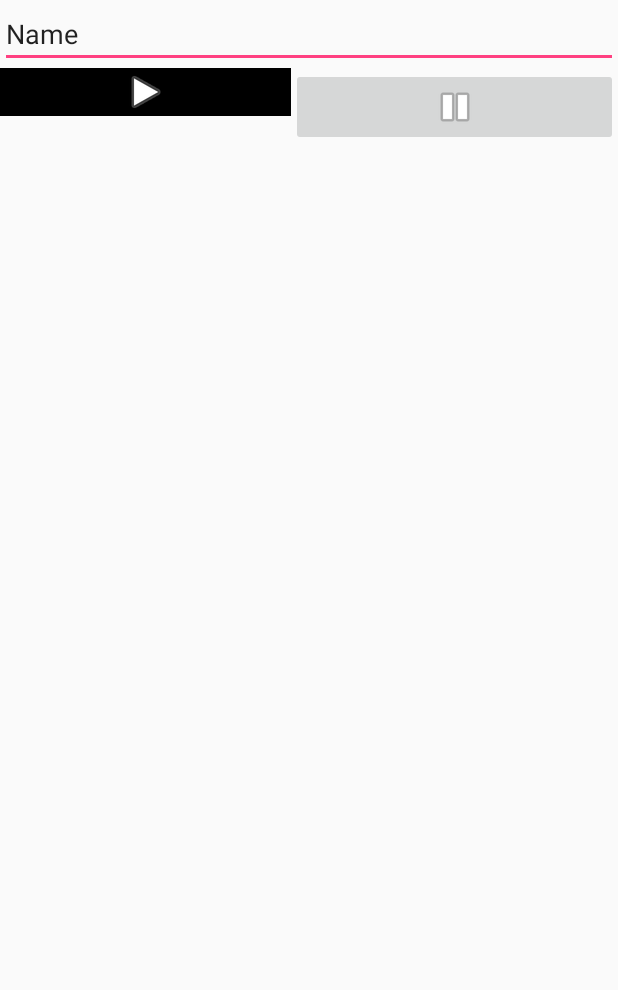
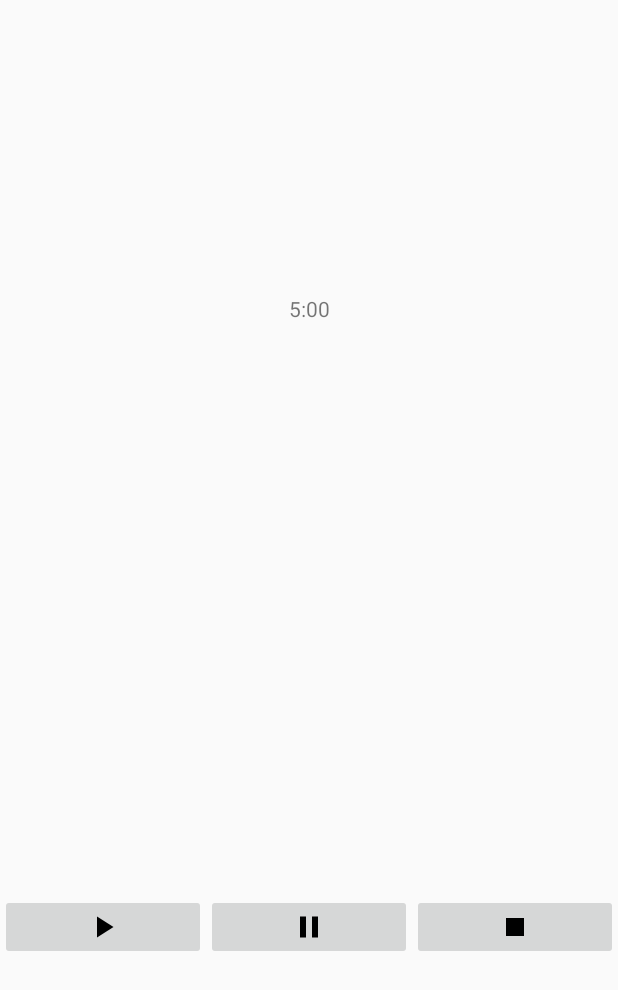
Before and after one commit to ManuJS/DojoTime, an Android app: the layout layout_time_principal.xml on its own in the app's theme, with its tools: preview values and no code run, on a phone screen of 412 x 824 dp. Shown: the top 990 px of the screen. Run offline under Robolectric (Android 15) with nearby library versions, the phone set to English and light mode, and no system bars.

Commit message:
Created vectors for timer layout

```diff
--- /dev/null
+++ b/app/src/main/res/drawable/ic_pause_black_24dp.xml
@@ -0,0 +1,9 @@
+<vector xmlns:android="http://schemas.android.com/apk/res/android"
+        android:width="24dp"
+        android:height="24dp"
+        android:viewportWidth="24.0"
+        android:viewportHeight="24.0">
+    <path
+        android:fillColor="#FF000000"
+        android:pathData="M6,19h4L10,5L6,5v14zM14,5v14h4L18,5h-4z"/>
+</vector>
--- /dev/null
+++ b/app/src/main/res/drawable/ic_play_arrow_black_24dp.xml
@@ -0,0 +1,9 @@
+<vector xmlns:android="http://schemas.android.com/apk/res/android"
+        android:width="24dp"
+        android:height="24dp"
+        android:viewportWidth="24.0"
+        android:viewportHeight="24.0">
+    <path
+        android:fillColor="#FF000000"
+        android:pathData="M8,5v14l11,-7z"/>
+</vector>
--- /dev/null
+++ b/app/src/main/res/drawable/ic_stop_black_24dp.xml
@@ -0,0 +1,9 @@
+<vector xmlns:android="http://schemas.android.com/apk/res/android"
+        android:width="24dp"
+        android:height="24dp"
+        android:viewportWidth="24.0"
+        android:viewportHeight="24.0">
+    <path
+        android:fillColor="#FF000000"
+        android:pathData="M6,6h12v12H6z"/>
+</vector>
--- a/app/src/main/res/layout/layout_time_principal.xml
+++ b/app/src/main/res/layout/layout_time_principal.xml
@@ -1,36 +1,44 @@
 <?xml version="1.0" encoding="utf-8"?>
 <LinearLayout xmlns:android="http://schemas.android.com/apk/res/android"
-    xmlns:app="http://schemas.android.com/apk/res-auto"
     android:layout_width="match_parent"
     android:layout_height="match_parent"
     android:orientation="vertical">
 
-    <EditText
+    <TextView
         android:layout_width="match_parent"
-        android:layout_height="wrap_content"
-        android:inputType="textPersonName"
-        android:text="Name"
+        android:layout_height="0dp"
+        android:gravity="center"
+        android:text="5:00"
         android:ems="10"
-        android:id="@+id/edtTime" />
+        android:id="@+id/editTime"
+        android:layout_weight="1"/>
 
     <LinearLayout
         android:orientation="horizontal"
         android:layout_width="match_parent"
-        android:layout_height="match_parent">
+        android:layout_height="0dp"
+        android:layout_weight="1"
+        android:gravity="center_vertical">
 
         <ImageButton
             android:layout_width="wrap_content"
             android:layout_height="wrap_content"
-            android:background="@android:color/black"
-            app:srcCompat="@android:drawable/ic_media_play"
+            android:src="@drawable/ic_play_arrow_black_24dp"
             android:id="@+id/imageButtonPlay"
             android:layout_weight="1" />
 
         <ImageButton
             android:layout_width="wrap_content"
             android:layout_height="wrap_content"
-            app:srcCompat="@android:drawable/ic_media_pause"
+            android:src="@drawable/ic_pause_black_24dp"
             android:id="@+id/imageButtonPause"
+            android:layout_weight="1" />
+
+        <ImageButton
+            android:layout_width="wrap_content"
+            android:layout_height="wrap_content"
+            android:src="@drawable/ic_stop_black_24dp"
+            android:id="@+id/imageButtonStop"
             android:layout_weight="1" />
 
     </LinearLayout>
```
